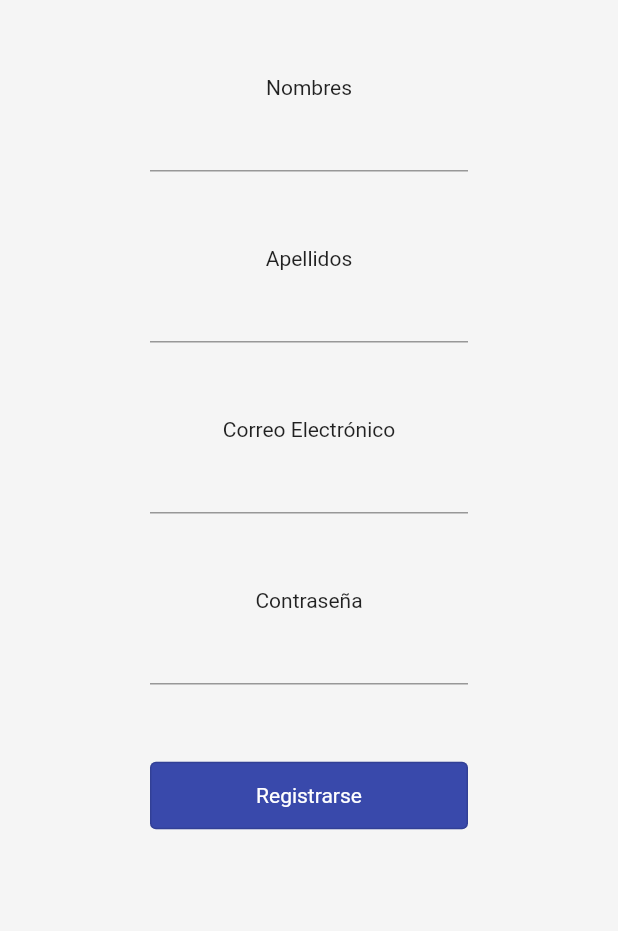
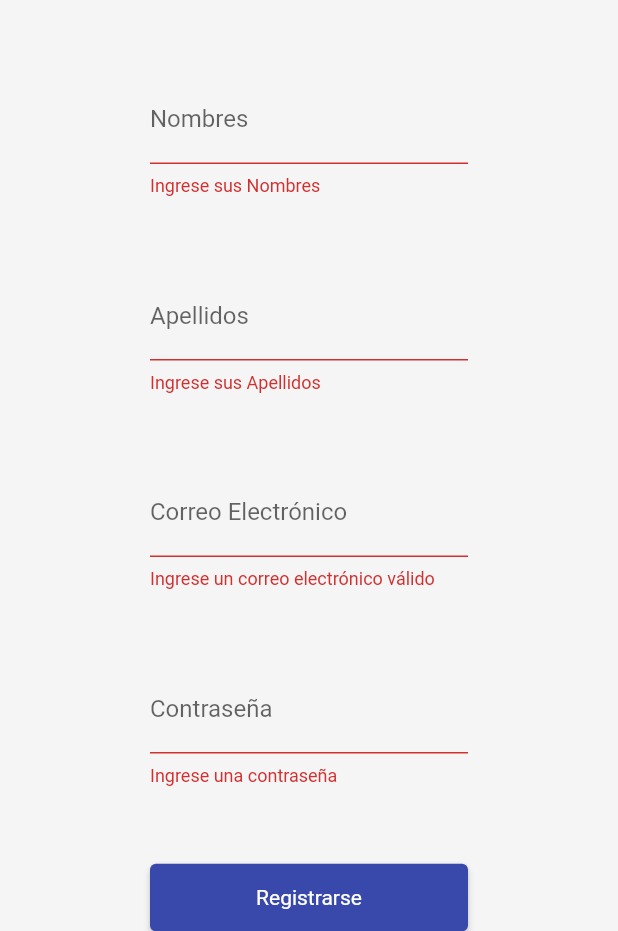
Before and after one commit to devvildaz/flutter-hlingo, a Flutter app: the RegisterPage screen opened by its route, after a tap on "Registrarse", on a phone screen of 412 x 824 dp, the part 305-1236 px from its top. Run offline on Flutter 3.47's test engine with Material 2 defaults, Android fonts, the phone set to English and light mode, and no system bars; Roboto replaces fonts that are missing (Arial).

Commit message:
feat: register validation and send home

```diff
--- a/lib/ui/pages/register_page.dart
+++ b/lib/ui/pages/register_page.dart
@@ -8,30 +8,66 @@ class RegisterPage extends StatefulWidget{
 }
 
 class _RegisterPage extends State<RegisterPage>{
+  final _formKey = GlobalKey<FormState>();
+  static final RegExp _emailRegExp = RegExp(r"^[a-zA-Z0-9.a-zA-Z0-9.!#$%&'*+-/=?^_`{|}~]+@[a-zA-Z0-9\-\_]+(\.[a-zA-Z]+)*$");
+  bool _isEmail(String email) {
+    return _emailRegExp.hasMatch(email);
+  }
   @override
   Widget build(BuildContext context) {
     return Scaffold(
       backgroundColor: Colors.grey[100],
       body: Container(
         margin: EdgeInsets.only(left: 100,right: 100),
-        child: Column(
+        child: Form(
+          key: _formKey,
+          child:Column(
           children: <Widget>[
             SizedBox(height: 25,),
             Image.asset('assets/main_logo.png'),
             SizedBox(height: 50,),
-            Text('Nombres',textAlign: TextAlign.left,),
-            TextField(),
+            TextFormField(
+              decoration: const InputDecoration(
+                  labelText: 'Nombres'
+              ),
+              validator: (value) {
+                if (value == null||value.isEmpty){
+                  return 'Ingrese sus Nombres';
+                }
+              },),
             SizedBox(height: 50,),
-            Text('Apellidos',textAlign: TextAlign.left,),
-            TextField(),
+            TextFormField(
+              decoration: const InputDecoration(
+                  labelText: 'Apellidos'
+              ),
+              validator: (value) {
+                if (value == null||value.isEmpty){
+                  return 'Ingrese sus Apellidos';
+                }
+              },),
             SizedBox(height: 50,),
-            Text('Correo Electrónico',textAlign: TextAlign.left,),
-            TextField(),
+            TextFormField(
+              decoration: const InputDecoration(
+                  labelText: 'Correo Electrónico'
+              ),
+              validator: (value) {
+                if (!_isEmail(value.toString())){
+                  return 'Ingrese un correo electrónico válido';
+                }
+              },),
             SizedBox(height: 50,),
-            Text('Contraseña',textAlign: TextAlign.left,),
-            TextField(obscureText: true,),
+            TextFormField(
+              decoration: const InputDecoration(
+                  labelText: 'Contraseña'
+              ),
+              validator: (value) {
+                if (value == null||value.isEmpty){
+                  return 'Ingrese una contraseña';
+                }
+              },
+              obscureText: true,),
             SizedBox(height: 50,),
-            OutlinedButton(
+            ElevatedButton(
                 style: ButtonStyle(
                   backgroundColor: MaterialStateProperty.all(Colors.indigo[600]),
                   foregroundColor: MaterialStateProperty.all<Color>(Color(0xffffffff),),
@@ -39,10 +75,18 @@ class _RegisterPage extends State<RegisterPage>{
                   textStyle: MaterialStateProperty.all(TextStyle(
                       fontFamily: 'Arial')),
                 ),
-                onPressed: (){},
+                onPressed: (){
+                  if(_formKey.currentState!.validate()) {
+                    ScaffoldMessenger.of(context).showSnackBar(
+                        const SnackBar(content:Text("Registro Exitoso"))
+                    );
+                    Navigator.pushNamed(context, "/home");
+                  }},
                 child: Text('Registrarse')),
           ],
-        ),
+        ), )
+
+
       ),
 
     );
```
